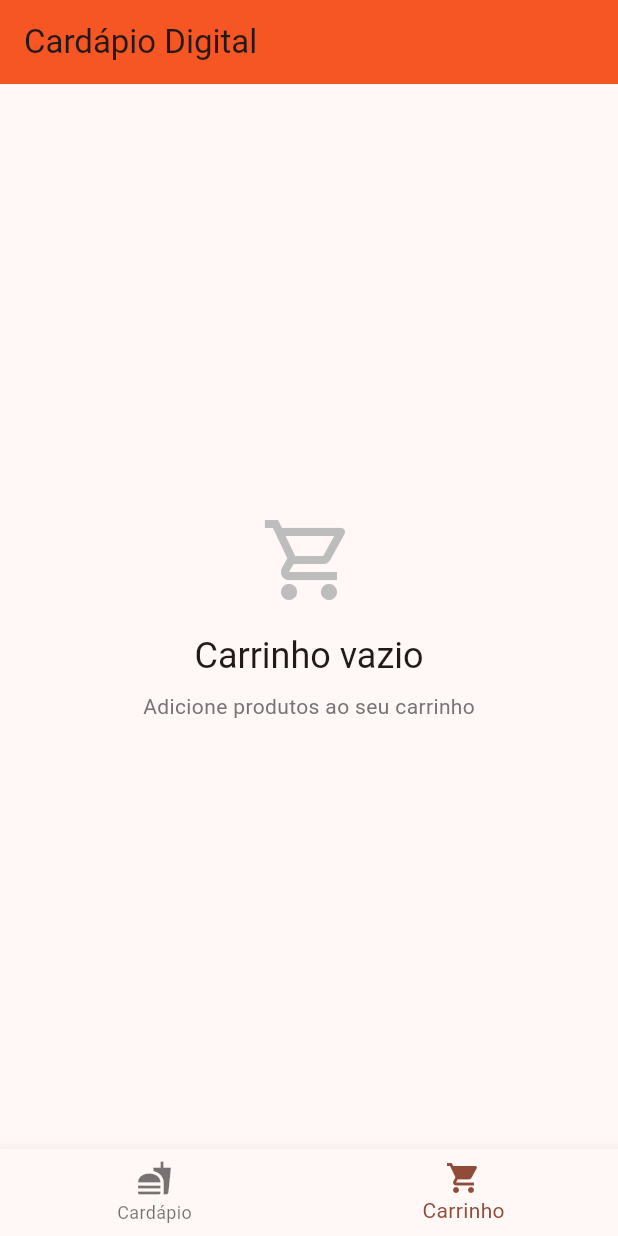
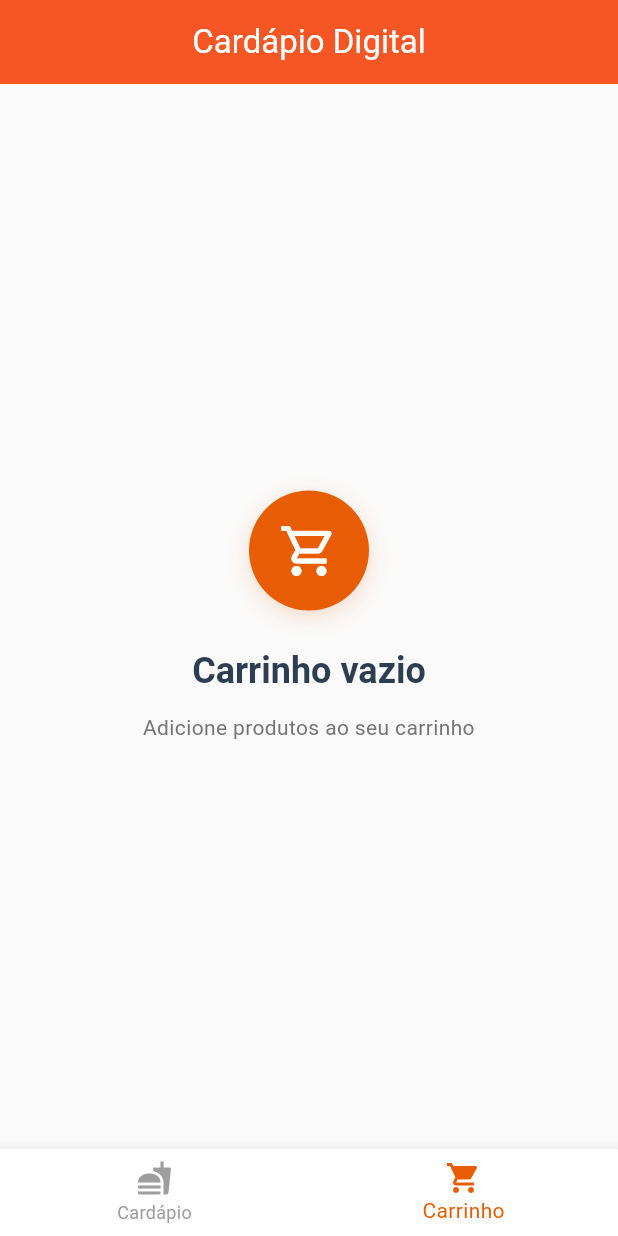
Before and after one commit to riangrodrigues/Aula_Desenvolvimento_Mobile_CardapioDigital, a Flutter app: the screen it shows after launch, item 2 of the bottom bar chosen, on a phone screen of 412 x 824 dp. Run offline on Flutter 3.47's test engine with Material 3 defaults, Android fonts, the phone set to English and light mode, and no system bars; network calls fail.

Commit message:
Melhorar design do aplicativo

```diff
--- a/lib/main.dart
+++ b/lib/main.dart
@@ -14,8 +14,23 @@ class MyApp extends StatelessWidget {
     return MaterialApp(
       title: 'Cardápio Digital',
       theme: ThemeData(
-        colorScheme: ColorScheme.fromSeed(seedColor: Colors.deepOrange),
         useMaterial3: true,
+        colorScheme: ColorScheme.fromSeed(
+          seedColor: const Color(0xFFE85D04),
+          brightness: Brightness.light,
+        ),
+        appBarTheme: const AppBarTheme(
+          elevation: 0,
+          backgroundColor: Color(0xFFE85D04),
+          foregroundColor: Colors.white,
+          centerTitle: true,
+        ),
+        bottomNavigationBarTheme: const BottomNavigationBarThemeData(
+          elevation: 8,
+          selectedItemColor: Color(0xFFE85D04),
+          unselectedItemColor: Colors.grey,
+          backgroundColor: Colors.white,
+        ),
       ),
       initialRoute: '/',
       routes: {
--- a/lib/screens/home_screen.dart
+++ b/lib/screens/home_screen.dart
@@ -45,13 +45,15 @@ class _HomeScreenState extends State<HomeScreen> {
   }
 
   Widget _buildCardapioGrid() {
-    return GridView.builder(
+    return Container(
+      color: const Color(0xFFFAFAFA),
+      child: GridView.builder(
         padding: const EdgeInsets.all(16),
         gridDelegate: const SliverGridDelegateWithFixedCrossAxisCount(
           crossAxisCount: 2,
           childAspectRatio: 0.75,
-        crossAxisSpacing: 12,
-        mainAxisSpacing: 12,
+          crossAxisSpacing: 14,
+          mainAxisSpacing: 14,
         ),
         itemCount: Produto.itens.length,
         itemBuilder: (context, index) {
@@ -59,32 +61,55 @@ class _HomeScreenState extends State<HomeScreen> {
             produto: Produto.itens[index],
           );
         },
+      ),
     );
   }
 
   Widget _buildCarrinhoScreen() {
-    return Center(
+    return Container(
+      color: const Color(0xFFFAFAFA),
+      child: Center(
         child: Column(
           mainAxisAlignment: MainAxisAlignment.center,
           children: [
-          Icon(
+            Container(
+              width: 80,
+              height: 80,
+              decoration: BoxDecoration(
+                color: const Color(0xFFE85D04),
+                borderRadius: BorderRadius.circular(40),
+                boxShadow: [
+                  BoxShadow(
+                    color: const Color(0xFFE85D04).withOpacity(0.2),
+                    blurRadius: 12,
+                    offset: const Offset(0, 4),
+                  ),
+                ],
+              ),
+              child: Icon(
                 Icons.shopping_cart_outlined,
-            size: 64,
-            color: Colors.grey[400],
+                size: 40,
+                color: Colors.white,
               ),
-          const SizedBox(height: 16),
+            ),
+            const SizedBox(height: 24),
             Text(
               'Carrinho vazio',
-            style: Theme.of(context).textTheme.headlineSmall,
+              style: Theme.of(context).textTheme.headlineSmall?.copyWith(
+                fontWeight: FontWeight.w600,
+                color: const Color(0xFF2C3E50),
               ),
-          const SizedBox(height: 8),
+            ),
+            const SizedBox(height: 12),
             Text(
               'Adicione produtos ao seu carrinho',
               style: Theme.of(context).textTheme.bodyMedium?.copyWith(
                 color: Colors.grey[600],
               ),
+              textAlign: TextAlign.center,
             ),
           ],
+        ),
       ),
     );
   }
```
Also changed, not shown: lib/components/produto_item.dart (+59 -19 lines), lib/screens/detalhes_screen.dart (+32 -14 lines), 1 other file. Lines whose indentation alone changed are shown as unchanged.
